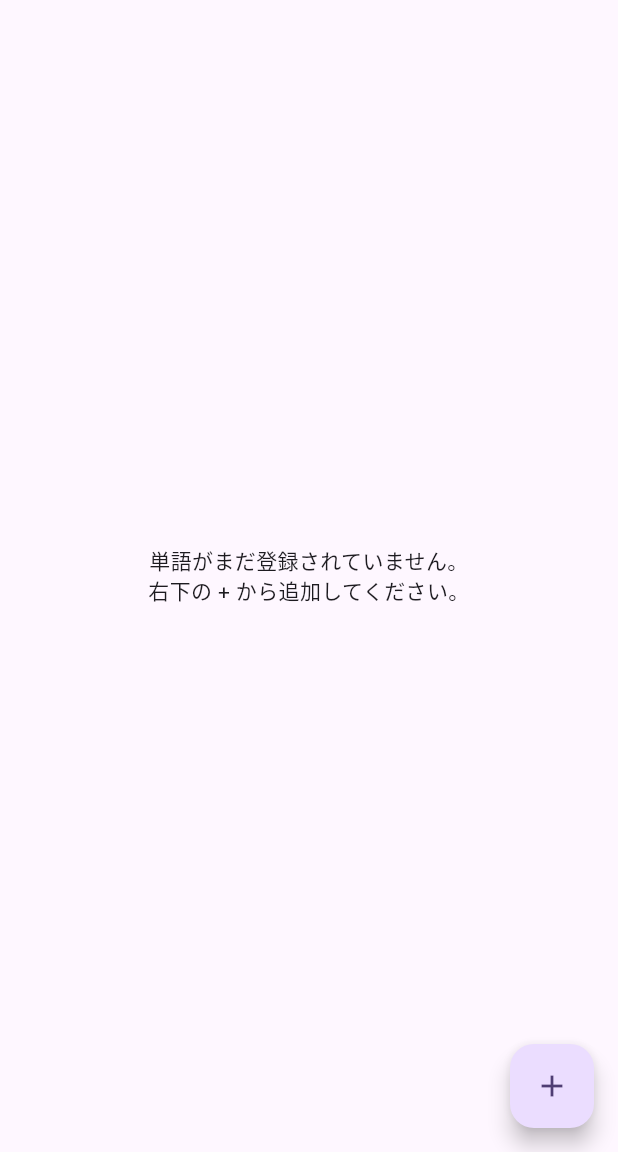
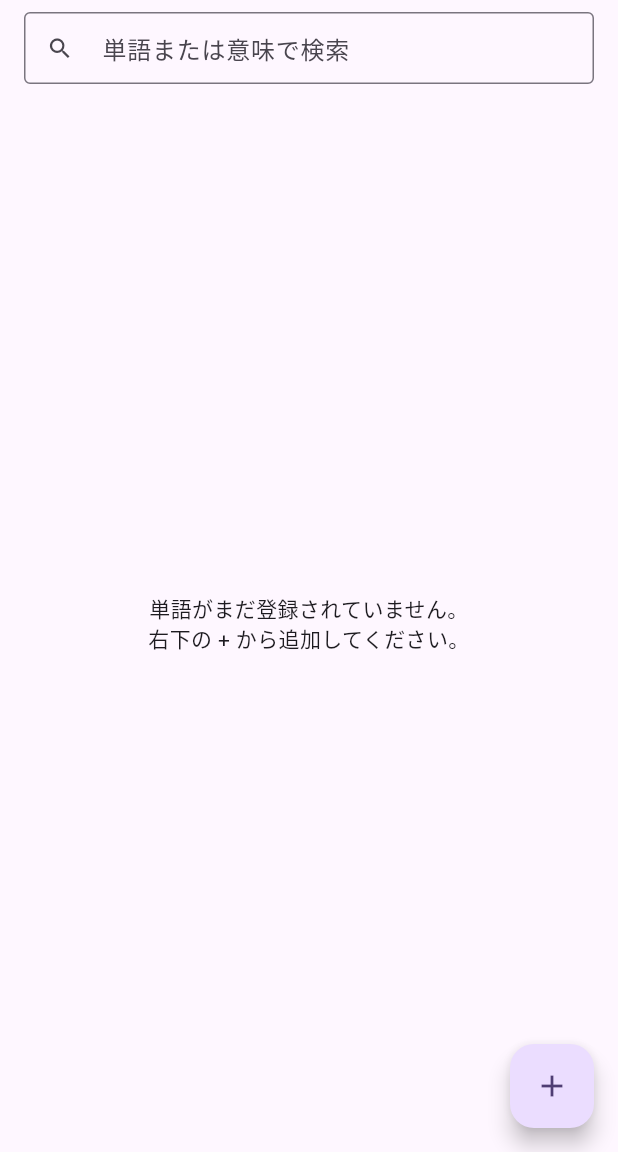
Before and after one commit to PoruPoru1101/Vocab-app, a Flutter app: the WordListScreen screen opened directly, on a phone screen of 412 x 824 dp, the part 84-1236 px from its top. Run offline on Flutter 3.47's test engine with Material 3 defaults, Android fonts, the phone set to English and light mode, and no system bars; our stand-ins replace cloud_firestore, firebase_auth, firebase_core, table_calendar; accounts and stored records are empty; statements that could not run were skipped.

Commit message:
単語、意味の検索機能の追加、カレンダーから日付指定のクイズ機能を追加

```diff
--- a/lib/screens/word_list_screen.dart
+++ b/lib/screens/word_list_screen.dart
@@ -18,6 +18,26 @@ class WordListScreen extends StatefulWidget {
 
 class _WordListScreenState extends State<WordListScreen> {
   final _repo = WordRepository();
+  final _searchController = TextEditingController();
+  String _searchQuery = '';
+
+  @override
+  void dispose() {
+    _searchController.dispose();
+    super.dispose();
+  }
+
+  List<Word> _filter(List<Word> words) {
+    if (_searchQuery.isEmpty) return words;
+    final q = _searchQuery.toLowerCase().trim();
+    return words.where((w) {
+      if (w.english.toLowerCase().contains(q)) return true;
+      for (final m in w.meanings.values) {
+        if (m.toLowerCase().contains(q)) return true;
+      }
+      return false;
+    }).toList();
+  }
 
   Future<void> _openEditor({Word? existing}) async {
     final result = await showDialog<_WordEditorResult>(
@@ -63,7 +83,32 @@ class _WordListScreenState extends State<WordListScreen> {
         title: const Text('単語一覧'),
         backgroundColor: Theme.of(context).colorScheme.inversePrimary,
       ),
-      body: StreamBuilder<List<Word>>(
+      body: Column(
+        children: [
+          Padding(
+            padding: const EdgeInsets.fromLTRB(16, 8, 16, 8),
+            child: TextField(
+              controller: _searchController,
+              decoration: InputDecoration(
+                hintText: '単語または意味で検索',
+                prefixIcon: const Icon(Icons.search),
+                suffixIcon: _searchQuery.isEmpty
+                    ? null
+                    : IconButton(
+                        icon: const Icon(Icons.clear),
+                        onPressed: () {
+                          _searchController.clear();
+                          setState(() => _searchQuery = '');
+                        },
+                      ),
+                isDense: true,
+                border: const OutlineInputBorder(),
+              ),
+              onChanged: (v) => setState(() => _searchQuery = v),
+            ),
+          ),
+          Expanded(
+            child: StreamBuilder<List<Word>>(
               stream: _repo.watchAll(),
               builder: (context, snapshot) {
                 if (snapshot.hasError) {
@@ -77,12 +122,25 @@ class _WordListScreenState extends State<WordListScreen> {
                 if (!snapshot.hasData) {
                   return const Center(child: CircularProgressIndicator());
                 }
-          final words = snapshot.data!;
-          if (words.isEmpty) {
+                final allWords = snapshot.data!;
+                if (allWords.isEmpty) {
                   return const Center(
                     child: Text(
                       '単語がまだ登録されていません。\n右下の + から追加してください。',
                       textAlign: TextAlign.center,
+                    ),
+                  );
+                }
+                final words = _filter(allWords);
+                if (words.isEmpty) {
+                  return Center(
+                    child: Padding(
+                      padding: const EdgeInsets.all(24),
+                      child: Text(
+                        '"$_searchQuery" にヒットする単語はありません',
+                        style: TextStyle(color: Theme.of(context).hintColor),
+                        textAlign: TextAlign.center,
+                      ),
                     ),
                   );
                 }
@@ -110,6 +168,9 @@ class _WordListScreenState extends State<WordListScreen> {
                   },
                 );
               },
+            ),
+          ),
+        ],
       ),
       floatingActionButton: FloatingActionButton(
         onPressed: () => _openEditor(),
```
Also changed, not shown: lib/screens/calendar_screen.dart (+24 -3 lines), lib/screens/quiz_setup_screen.dart (+33 -1 lines). Lines whose indentation alone changed are shown as unchanged.
